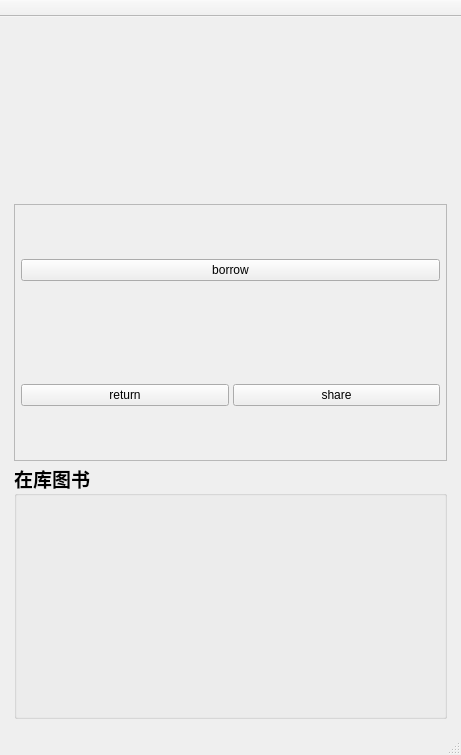
Old version of the form mainwindow.ui in the repository WillsonLee/ShareBooks.
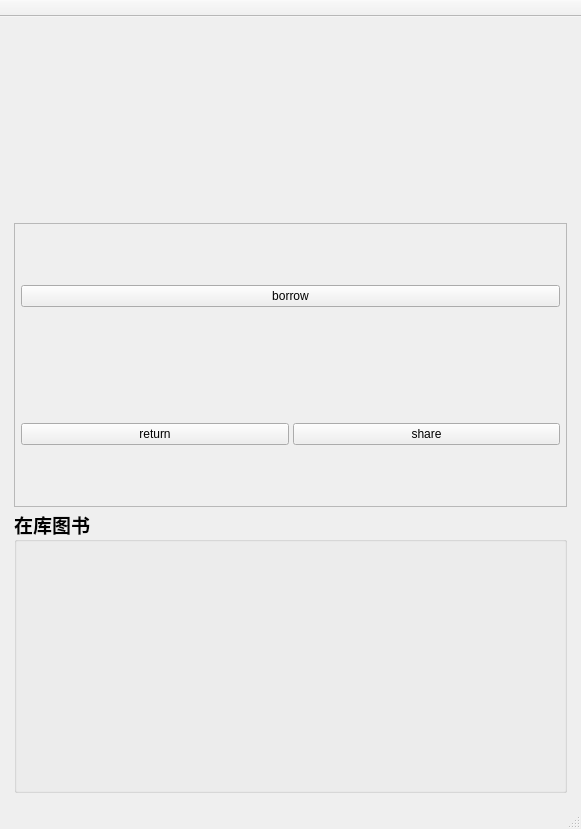
New version of the form. Custom widgets are drawn as their Qt base class.

Commit message: 修改主界面尺寸;细化部分任务;添加database/history/文件夹用于日志保存

Patch:
```diff
--- a/mainwindow.ui
+++ b/mainwindow.ui
@@ -6,8 +6,8 @@
    <rect>
     <x>0</x>
     <y>0</y>
-    <width>461</width>
-    <height>755</height>
+    <width>581</width>
+    <height>829</height>
    </rect>
   </property>
   <property name="windowTitle">
```
Left out of the diff: 2 changed lines with no effect on the pictures. The commit also changes 2 other files.
